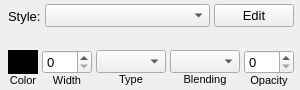
Old version of the form sc_seg_lines.ui in the repository nitramr/IndigoUIWidgets.
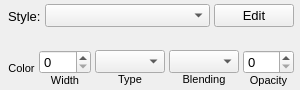
New version of the form.

Commit message: colorPreview Box functionality

Patch:
```diff
--- a/sc_seg_lines.ui
+++ b/sc_seg_lines.ui
@@ -164,34 +164,6 @@
         <property name="spacing">
          <number>0</number>
         </property>
-        <item>
-         <widget class="QWidget" name="widget" native="true">
-          <property name="minimumSize">
-           <size>
-            <width>30</width>
-            <height>24</height>
-           </size>
-          </property>
-          <property name="maximumSize">
-           <size>
-            <width>16777215</width>
-            <height>24</height>
-           </size>
-          </property>
-          <property name="baseSize">
-           <size>
-            <width>0</width>
-            <height>24</height>
-           </size>
-          </property>
-          <property name="autoFillBackground">
-           <bool>false</bool>
-          </property>
-          <property name="styleSheet">
-           <string notr="true">background-color:#000000;</string>
-          </property>
-         </widget>
-        </item>
         <item>
          <widget class="QLabel" name="label_8">
           <property name="sizePolicy">
```
The commit also changes 16 other files.
